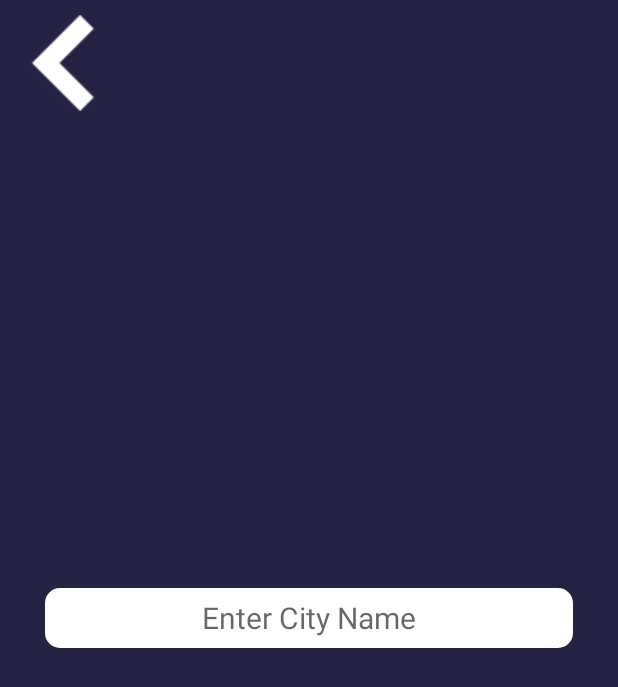
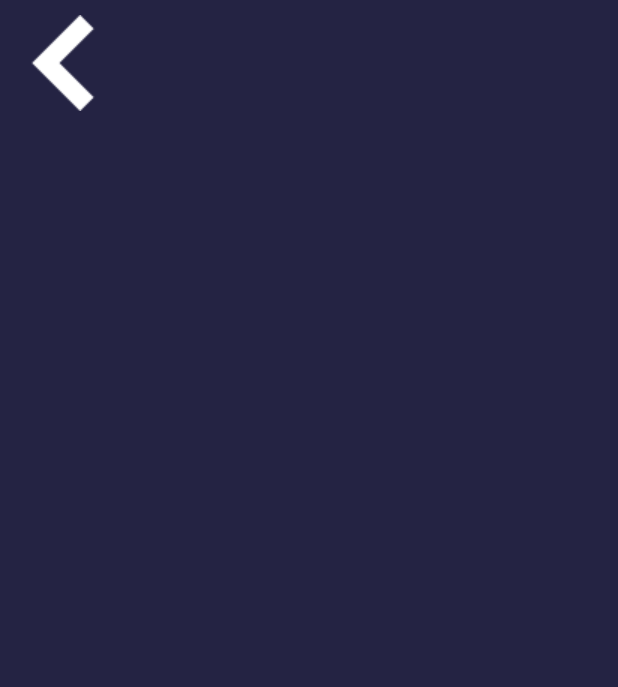
Before and after one commit to Developer-RONNIE/Weather-App-Android, an Android app: the layout activity_city_finder.xml on its own in the app's theme, with its tools: preview values and no code run, on a phone screen of 412 x 824 dp. Shown: the top 687 px of the screen. Run offline under Robolectric (Android 15) with nearby library versions, the phone set to English and light mode, and no system bars.

Commit message:
editted the city finder layout

```diff
--- a/app/src/main/res/layout/activity_city_finder.xml
+++ b/app/src/main/res/layout/activity_city_finder.xml
@@ -20,23 +20,7 @@
 
     </ImageView>
 
-    <EditText
-        android:layout_width="match_parent"
-        android:layout_height="40dp"
-        android:layout_centerHorizontal="true"
-        android:layout_centerVertical="true"
-        android:hint="Enter City Name"
-        android:layout_marginLeft="30dp"
-        android:textSize="20sp"
-        android:background="@drawable/edittextdesign"
-        android:textColor="@color/black"
-        android:imeOptions="actionGo"
-        android:id="@+id/searchCity"
-        android:inputType="textAutoCorrect"
-        android:gravity="center_vertical|center_horizontal"
-        android:layout_marginRight="30dp">
-
-    </EditText>
+  <!-- edit text pending -->
 
 
 
```
